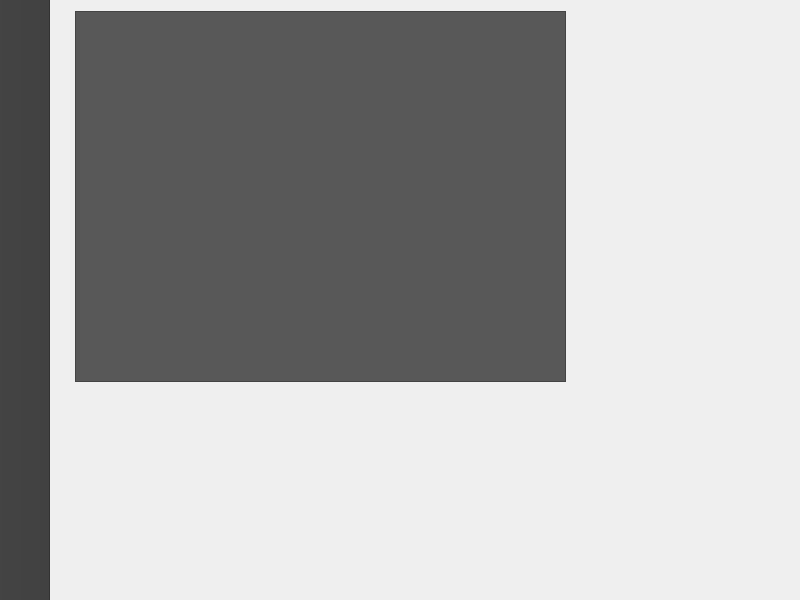
First picture: the form in MainWindow.ui, repository beborngod/Skeleton, before the edit.
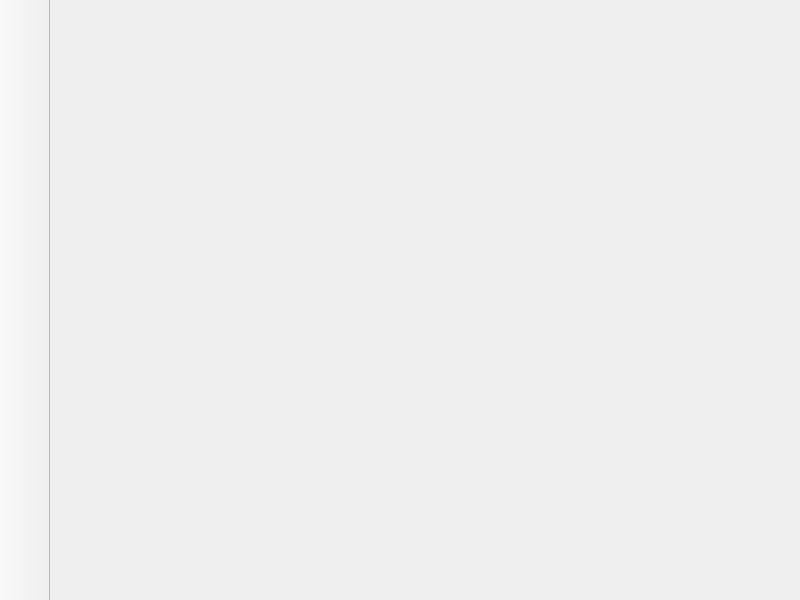
Second picture: the form after the edit.

```diff
--- a/MainWindow.ui
+++ b/MainWindow.ui
@@ -19,35 +19,7 @@
   <property name="windowTitle">
    <string>MainWindow</string>
   </property>
-  <property name="styleSheet">
-   <string notr="true">QToolBar {
-	
-	
-	background-color: rgb(65, 65, 65);
-}
-QTextEdit {
-	background-color: rgb(88, 88, 88);	
-	color: rgb(255, 255, 255);
-}</string>
-  </property>
-  <widget class="QWidget" name="centralwidget">
-   <widget class="QTextEdit" name="edit">
-    <property name="geometry">
-     <rect>
-      <x>25</x>
-      <y>11</y>
-      <width>491</width>
-      <height>371</height>
-     </rect>
-    </property>
-    <property name="styleSheet">
-     <string notr="true">QTextEdit {
-	
-	background-color: rgb(88, 88, 88);
-}</string>
-    </property>
-   </widget>
-  </widget>
+  <widget class="QWidget" name="centralwidget"/>
   <widget class="QToolBar" name="toolbar">
    <property name="minimumSize">
     <size>
```
